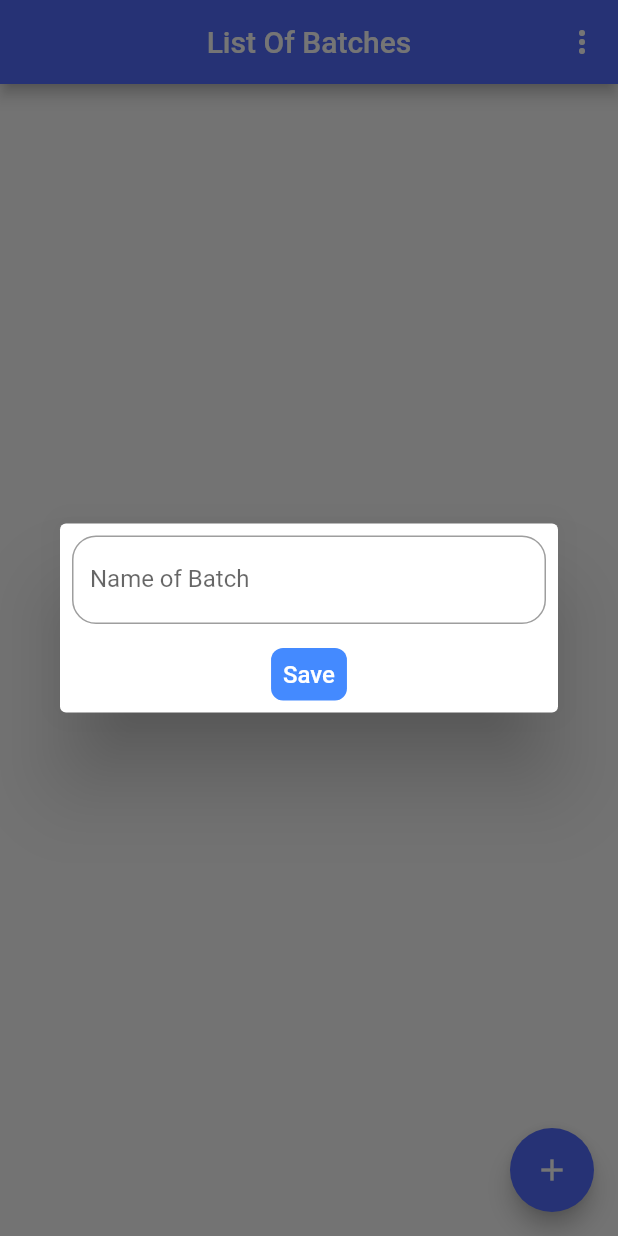
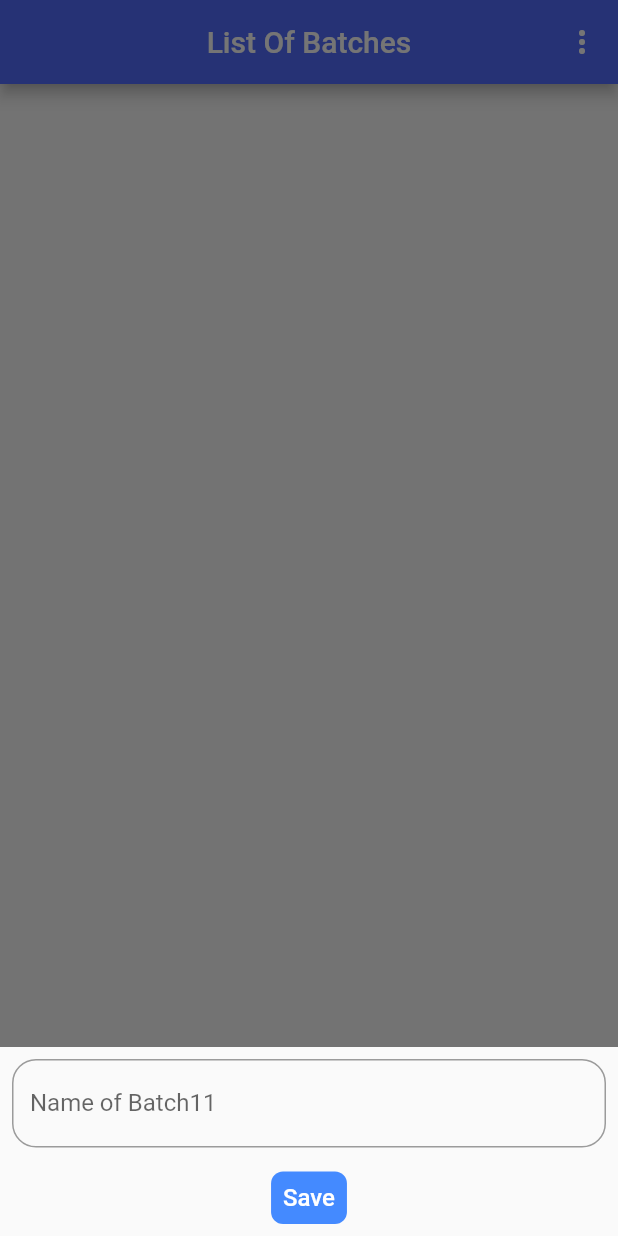
Before and after one commit to Mijan-0707/hisaberkhata, a Flutter app: the screen it shows after launch, after a tap on the "add" icon, on a phone screen of 412 x 824 dp. Run offline on Flutter 3.47's test engine with Material 2 defaults, Android fonts, the phone set to English and light mode, and no system bars; our stand-ins replace permission_handler, shared_preferences.

Commit message:
prevent dublicate batch name

```diff
--- a/lib/screens/homescreen.dart
+++ b/lib/screens/homescreen.dart
@@ -33,19 +33,28 @@ class _HomeScreenState extends State<HomeScreen> {
     return Scaffold(
       floatingActionButton: FloatingActionButton(
           onPressed: () async {
-            var batch = '';
-            await showDialog(
+            final res = await showModalBottomSheet<String?>(
               context: context,
               builder: (context) {
-                return Dialog(
+                var batch = '';
+                bool isInvalid = false;
+
+                return StatefulBuilder(builder: (context, setState2) {
+                  return Padding(
+                    padding: EdgeInsets.only(
+                        bottom: MediaQuery.of(context).viewInsets.bottom),
                     child: Column(
                       mainAxisSize: MainAxisSize.min,
                       children: [
                         Padding(
                           padding: const EdgeInsets.all(8.0),
                           child: TextField(
+                            keyboardType: TextInputType.text,
                             decoration: InputDecoration(
-                              labelText: 'Name of Batch',
+                                labelText: 'Name of Batch11',
+                                errorText: isInvalid
+                                    ? 'The name already exists'
+                                    : null,
                                 border: OutlineInputBorder(
                                     borderRadius: BorderRadius.circular(16))),
                             onChanged: (value) {
@@ -55,7 +64,15 @@ class _HomeScreenState extends State<HomeScreen> {
                         ),
                         TextButton(
                             onPressed: () async {
-                            Navigator.pop(context);
+                              isInvalid = false;
+                              for (int i = 0; i < studentBatch.length; i++) {
+                                if (batch == studentBatch[i]) {
+                                  isInvalid = true;
+                                  break;
+                                }
+                              }
+                              setState2(() {});
+                              if (!isInvalid) Navigator.pop(context, batch);
                             },
                             child: Container(
                               decoration: BoxDecoration(
@@ -73,13 +90,14 @@ class _HomeScreenState extends State<HomeScreen> {
                       ],
                     ),
                   );
+                });
               },
             );
-            appData.createBatchName(batch, studentBatch);
-            // await Future.delayed(Duration(seconds: 1));
-            // await prefs.reload();
-            // print([res, prefs.getString('123'), prefs.getKeys()]);
+            if (res != null && res.isNotEmpty) {
+              studentBatch.add(res);
+              appData.createBatchName(res);
               setState(() {});
+            }
           },
           backgroundColor: const Color(0xff536DFE),
           child: const Icon(Icons.add)),
@@ -131,8 +149,6 @@ class _HomeScreenState extends State<HomeScreen> {
                                 onTap: () {
                                   Navigator.pop(context);
                                   var newBatchName = studentBatch[i];
-
-
                                   showDialog(
                                       context: context,
                                       builder: (context) {
@@ -145,13 +161,13 @@ class _HomeScreenState extends State<HomeScreen> {
                                                     const EdgeInsets.all(8.0),
                                                 child: TextField(
                                                   decoration: InputDecoration(
-                                                      labelText:
-                                                          'Name of Batch',
+                                                    labelText: 'Name of Batch',
                                                     border: OutlineInputBorder(
                                                       borderRadius:
-                                                              BorderRadius
-                                                                  .circular(
-                                                                      16))),
+                                                          BorderRadius.circular(
+                                                              16),
+                                                    ),
+                                                  ),
                                                   onChanged: (value) {
                                                     newBatchName = value;
                                                   },
@@ -161,16 +177,20 @@ class _HomeScreenState extends State<HomeScreen> {
                                                   onPressed: () async {
                                                     await appData
                                                         .updateBatchName(
-                                                            studentBatch[i], newBatchName);
+                                                            studentBatch[i],
+                                                            newBatchName);
                                                     Navigator.pop(context);
-                                                    appData.getBatchNames().then((value) {
+                                                    appData
+                                                        .getBatchNames()
+                                                        .then((value) {
                                                       studentBatch = value;
                                                       setState(() {});
                                                     });
                                                   },
                                                   child: Container(
                                                     decoration: BoxDecoration(
-                                                        color: Colors.blueAccent,
+                                                        color:
+                                                            Colors.blueAccent,
                                                         borderRadius:
                                                             BorderRadius
                                                                 .circular(8)),
@@ -237,8 +257,7 @@ class _HomeScreenState extends State<HomeScreen> {
         builder: (context) {
           return AlertDialog(
             title: const Text('Delete Batch'),
-            content: const Text(
-                'Are you sure you want to delete this batch?'),
+            content: const Text('Are you sure you want to delete this batch?'),
             actions: [
               TextButton(
                   onPressed: () {
```
Lines whose indentation alone changed are shown as unchanged.
